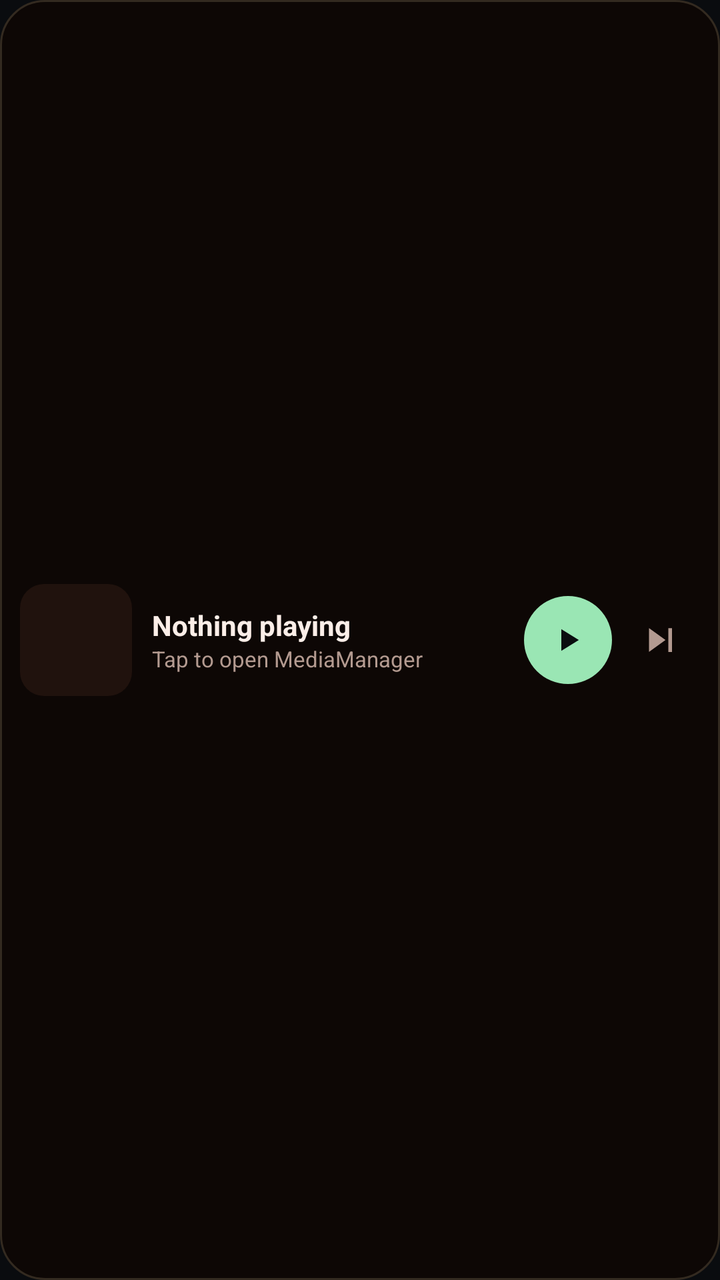
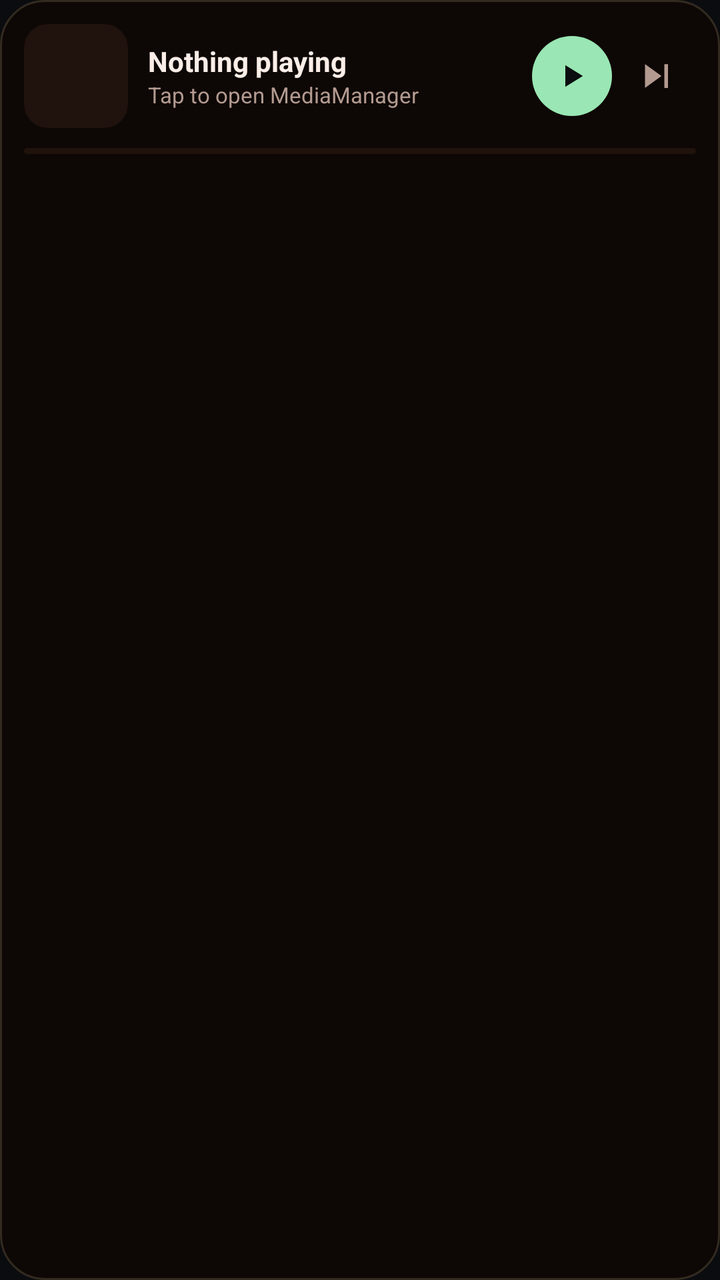

An Android layout rendered at two revisions. The XML below is the earlier revision; the diff shows what the commit changed to produce the second picture.
<!-- AndroidManifest.xml: application theme Theme.MediaManager -->
<!-- res/layout/widget_now_playing.xml -->
<?xml version="1.0" encoding="utf-8"?>
<LinearLayout xmlns:android="http://schemas.android.com/apk/res/android"
    android:layout_width="match_parent"
    android:layout_height="match_parent"
    android:orientation="horizontal"
    android:gravity="center_vertical"
    android:background="@drawable/widget_bg"
    android:padding="10dp">

    <ImageView
        android:id="@+id/widget_cover"
        android:layout_width="56dp"
        android:layout_height="56dp"
        android:scaleType="centerCrop"
        android:background="@drawable/widget_cover_bg"
        android:contentDescription="@string/widget_cover" />

    <LinearLayout
        android:layout_width="0dp"
        android:layout_height="wrap_content"
        android:layout_weight="1"
        android:orientation="vertical"
        android:paddingStart="10dp"
        android:paddingEnd="6dp">

        <TextView
            android:id="@+id/widget_title"
            android:layout_width="match_parent"
            android:layout_height="wrap_content"
            android:maxLines="1"
            android:ellipsize="end"
            android:textColor="#FBEEE8"
            android:textSize="14sp"
            android:textStyle="bold"
            android:text="@string/widget_idle" />

        <TextView
            android:id="@+id/widget_subtitle"
            android:layout_width="match_parent"
            android:layout_height="wrap_content"
            android:maxLines="1"
            android:ellipsize="end"
            android:textColor="#B39A90"
            android:textSize="11sp"
            android:text="@string/widget_idle_hint" />
    </LinearLayout>

    <ImageButton
        android:id="@+id/widget_play"
        android:layout_width="44dp"
        android:layout_height="44dp"
        android:background="@drawable/widget_button_bg"
        android:src="@drawable/ic_widget_play"
        android:contentDescription="@string/widget_play" />

    <ImageButton
        android:id="@+id/widget_next"
        android:layout_width="40dp"
        android:layout_height="40dp"
        android:layout_marginStart="4dp"
        android:background="?android:attr/selectableItemBackgroundBorderless"
        android:src="@drawable/ic_widget_next"
        android:contentDescription="@string/widget_next" />
</LinearLayout>
<!-- resources referenced by this layout -->
<resources>
  <!-- drawable ic_widget_next (drawable) -->
  <vector xmlns:android="http://schemas.android.com/apk/res/android"
      android:width="22dp" android:height="22dp"
      android:viewportWidth="24" android:viewportHeight="24">
      <path android:fillColor="#B39A90" android:pathData="M6,5.5 L15,12 L6,18.5 Z M16.5,5.5 h2 v13 h-2z" />
  </vector>
  <!-- drawable ic_widget_play (drawable) -->
  <vector xmlns:android="http://schemas.android.com/apk/res/android"
      android:width="20dp" android:height="20dp"
      android:viewportWidth="24" android:viewportHeight="24">
      <path android:fillColor="#0A0C0F" android:pathData="M8,5.5 L18.5,12 L8,18.5 Z" />
  </vector>
  <!-- drawable widget_bg (drawable) -->
  <?xml version="1.0" encoding="utf-8"?>
  <shape xmlns:android="http://schemas.android.com/apk/res/android" android:shape="rectangle">
      <solid android:color="#F20D0705" />
      <corners android:radius="22dp" />
      <stroke android:width="1dp" android:color="#332A20" />
  </shape>
  <!-- drawable widget_button_bg (drawable) -->
  <?xml version="1.0" encoding="utf-8"?>
  <shape xmlns:android="http://schemas.android.com/apk/res/android" android:shape="oval">
      <solid android:color="#9AE6B4" />
  </shape>
  <!-- drawable widget_cover_bg (drawable) -->
  <?xml version="1.0" encoding="utf-8"?>
  <shape xmlns:android="http://schemas.android.com/apk/res/android" android:shape="rectangle">
      <solid android:color="#20120D" />
      <corners android:radius="12dp" />
  </shape>
  <string name="widget_cover">Cover art</string>
  <string name="widget_idle">Nothing playing</string>
  <string name="widget_idle_hint">Tap to open MediaManager</string>
  <string name="widget_next">Next</string>
  <string name="widget_play">Play or pause</string>
  <style name="Theme.MediaManager" parent="android:Theme.Material.NoActionBar">
          <item name="android:statusBarColor">@android:color/transparent</item>
          <item name="android:navigationBarColor">@android:color/transparent</item>
          <item name="android:windowLightStatusBar">false</item>
          
          <item name="android:windowBackground">@color/ic_launcher_bg</item>
      </style>
  <color name="ic_launcher_bg">#0A0C0F</color>
</resources>

<!-- the commit's change to res/layout/widget_now_playing.xml (unified diff, before → after) -->
@@ -2,63 +2,79 @@
 <LinearLayout xmlns:android="http://schemas.android.com/apk/res/android"
     android:layout_width="match_parent"
     android:layout_height="match_parent"
-    android:orientation="horizontal"
-    android:gravity="center_vertical"
+    android:orientation="vertical"
     android:background="@drawable/widget_bg"
-    android:padding="10dp">
-
-    <ImageView
-        android:id="@+id/widget_cover"
-        android:layout_width="56dp"
-        android:layout_height="56dp"
-        android:scaleType="centerCrop"
-        android:background="@drawable/widget_cover_bg"
-        android:contentDescription="@string/widget_cover" />
+    android:padding="12dp">
 
     <LinearLayout
-        android:layout_width="0dp"
+        android:layout_width="match_parent"
         android:layout_height="wrap_content"
-        android:layout_weight="1"
-        android:orientation="vertical"
-        android:paddingStart="10dp"
-        android:paddingEnd="6dp">
+        android:orientation="horizontal"
+        android:gravity="center_vertical">
 
-        <TextView
-            android:id="@+id/widget_title"
-            android:layout_width="match_parent"
+        <ImageView
+            android:id="@+id/widget_cover"
+            android:layout_width="52dp"
+            android:layout_height="52dp"
+            android:scaleType="centerCrop"
+            android:background="@drawable/widget_cover_bg"
+            android:contentDescription="@string/widget_cover" />
+
+        <LinearLayout
+            android:layout_width="0dp"
             android:layout_height="wrap_content"
-            android:maxLines="1"
-            android:ellipsize="end"
-            android:textColor="#FBEEE8"
-            android:textSize="14sp"
-            android:textStyle="bold"
-            android:text="@string/widget_idle" />
+            android:layout_weight="1"
+            android:orientation="vertical"
+            android:paddingStart="10dp"
+            android:paddingEnd="8dp">
 
-        <TextView
-            android:id="@+id/widget_subtitle"
-            android:layout_width="match_parent"
-            android:layout_height="wrap_content"
-            android:maxLines="1"
-            android:ellipsize="end"
-            android:textColor="#B39A90"
-            android:textSize="11sp"
-            android:text="@string/widget_idle_hint" />
+            <TextView
+                android:id="@+id/widget_title"
+                android:layout_width="match_parent"
+                android:layout_height="wrap_content"
+                android:maxLines="1"
+                android:ellipsize="end"
+                android:textColor="#FBEEE8"
+                android:textSize="14sp"
+                android:textStyle="bold"
+                android:text="@string/widget_idle" />
+
+            <TextView
+                android:id="@+id/widget_subtitle"
+                android:layout_width="match_parent"
+                android:layout_height="wrap_content"
+                android:maxLines="1"
+                android:ellipsize="end"
+                android:textColor="#B39A90"
+                android:textSize="11sp"
+                android:text="@string/widget_idle_hint" />
+        </LinearLayout>
+
+        <ImageButton
+            android:id="@+id/widget_play"
+            android:layout_width="40dp"
+            android:layout_height="40dp"
+            android:background="@drawable/widget_button_bg"
+            android:src="@drawable/ic_widget_play"
+            android:contentDescription="@string/widget_play" />
+
+        <ImageButton
+            android:id="@+id/widget_next"
+            android:layout_width="40dp"
+            android:layout_height="40dp"
+            android:layout_marginStart="2dp"
+            android:background="?android:attr/selectableItemBackgroundBorderless"
+            android:src="@drawable/ic_widget_next"
+            android:contentDescription="@string/widget_next" />
     </LinearLayout>
 
-    <ImageButton
-        android:id="@+id/widget_play"
-        android:layout_width="44dp"
-        android:layout_height="44dp"
-        android:background="@drawable/widget_button_bg"
-        android:src="@drawable/ic_widget_play"
-        android:contentDescription="@string/widget_play" />
-
-    <ImageButton
-        android:id="@+id/widget_next"
-        android:layout_width="40dp"
-        android:layout_height="40dp"
-        android:layout_marginStart="4dp"
-        android:background="?android:attr/selectableItemBackgroundBorderless"
-        android:src="@drawable/ic_widget_next"
-        android:contentDescription="@string/widget_next" />
+    <ProgressBar
+        android:id="@+id/widget_progress"
+        style="?android:attr/progressBarStyleHorizontal"
+        android:layout_width="match_parent"
+        android:layout_height="3dp"
+        android:layout_marginTop="10dp"
+        android:max="1000"
+        android:progress="0"
+        android:progressDrawable="@drawable/widget_progress" />
 </LinearLayout>
<!-- resource entries referenced after the edit -->
@@ -30,6 +30,24 @@
       <solid android:color="#20120D" />
       <corners android:radius="12dp" />
   </shape>
+  <!-- drawable widget_progress (drawable) -->
+  <?xml version="1.0" encoding="utf-8"?>
+  <layer-list xmlns:android="http://schemas.android.com/apk/res/android">
+      <item android:id="@android:id/background">
+          <shape android:shape="rectangle">
+              <solid android:color="#20120D" />
+              <corners android:radius="2dp" />
+          </shape>
+      </item>
+      <item android:id="@android:id/progress">
+          <clip>
+              <shape android:shape="rectangle">
+                  <solid android:color="#9AE6B4" />
+                  <corners android:radius="2dp" />
+              </shape>
+          </clip>
+      </item>
+  </layer-list>
   <string name="widget_cover">Cover art</string>
   <string name="widget_idle">Nothing playing</string>
   <string name="widget_idle_hint">Tap to open MediaManager</string>
